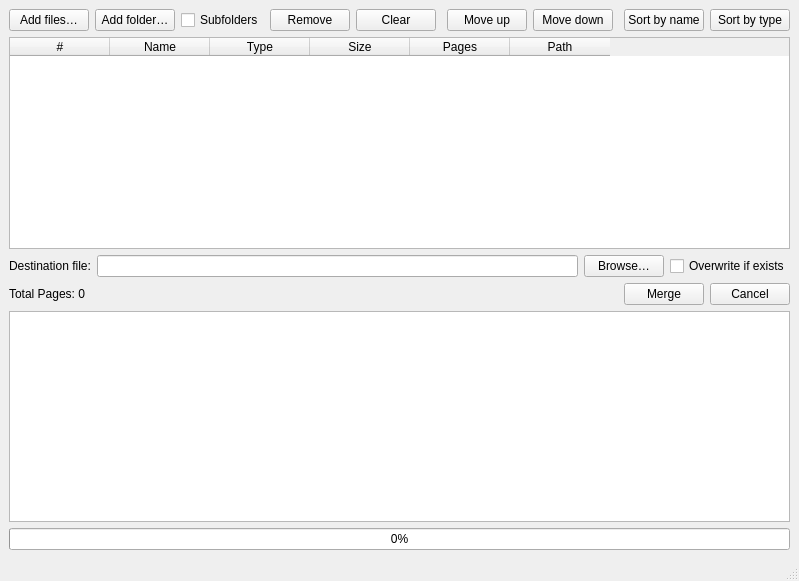
ecruzj/snapmerge, file src/snapmerge/ui/snap_merge_app.ui: the form before one commit.
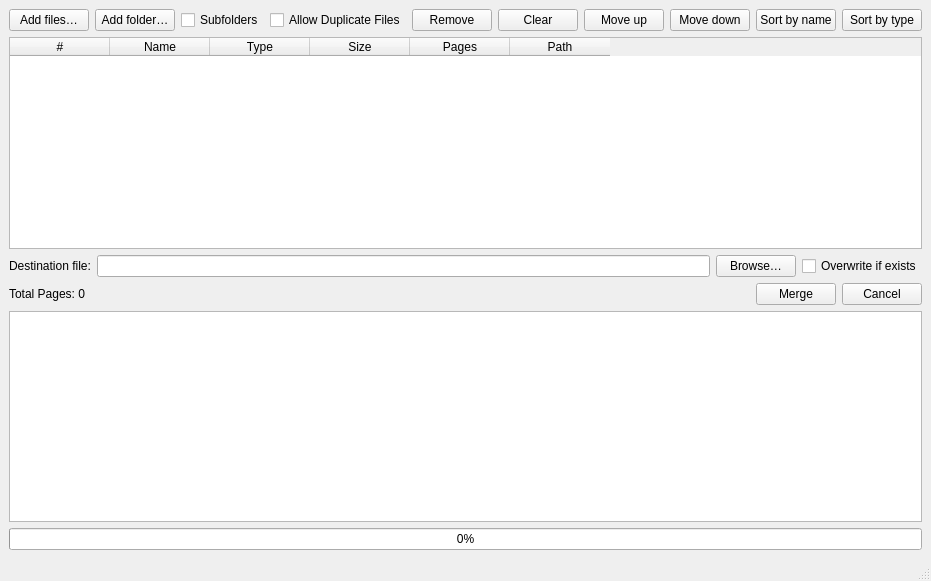
The form after the commit.

Commit message: added merge thread worker, it works behind scenes for .docx files

Diff of the .ui file:
```diff
--- a/src/snapmerge/ui/snap_merge_app.ui
+++ b/src/snapmerge/ui/snap_merge_app.ui
@@ -38,6 +38,13 @@
         </property>
        </widget>
       </item>
+      <item>
+       <widget class="QCheckBox" name="allow_duplicate_files_chk">
+        <property name="text">
+         <string>Allow Duplicate Files</string>
+        </property>
+       </widget>
+      </item>
       <item>
        <widget class="QPushButton" name="remove_btn">
         <property name="text">
```
The commit also changes 9 other files.
